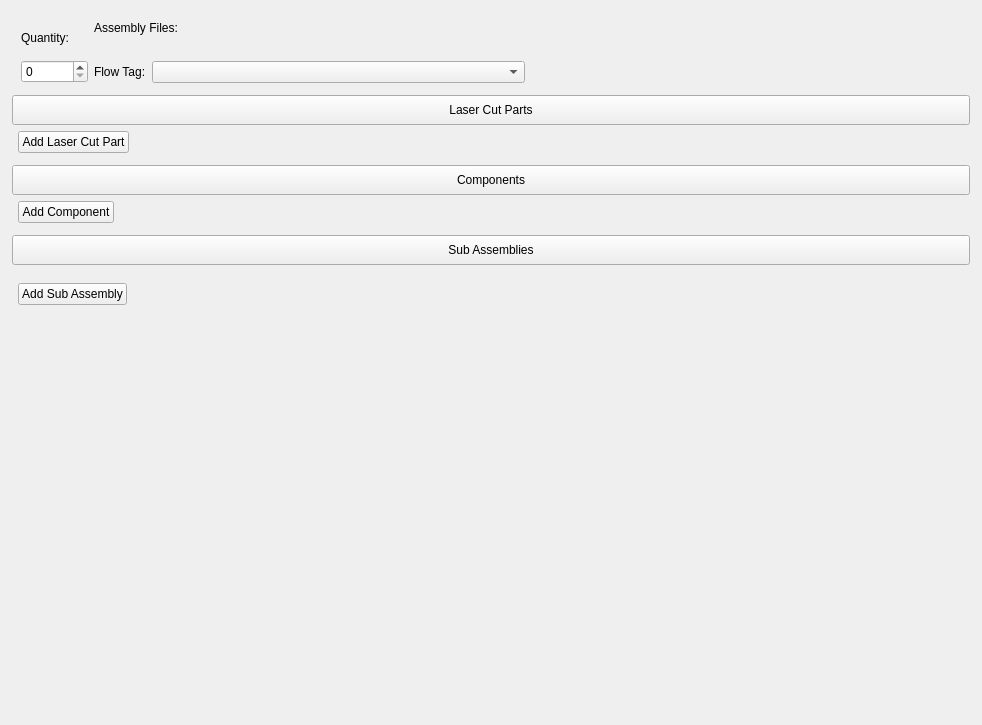
First picture: the form in ui/widgets/assembly_widget.ui, repository TheCodingJsoftware/Invigo, before the edit.
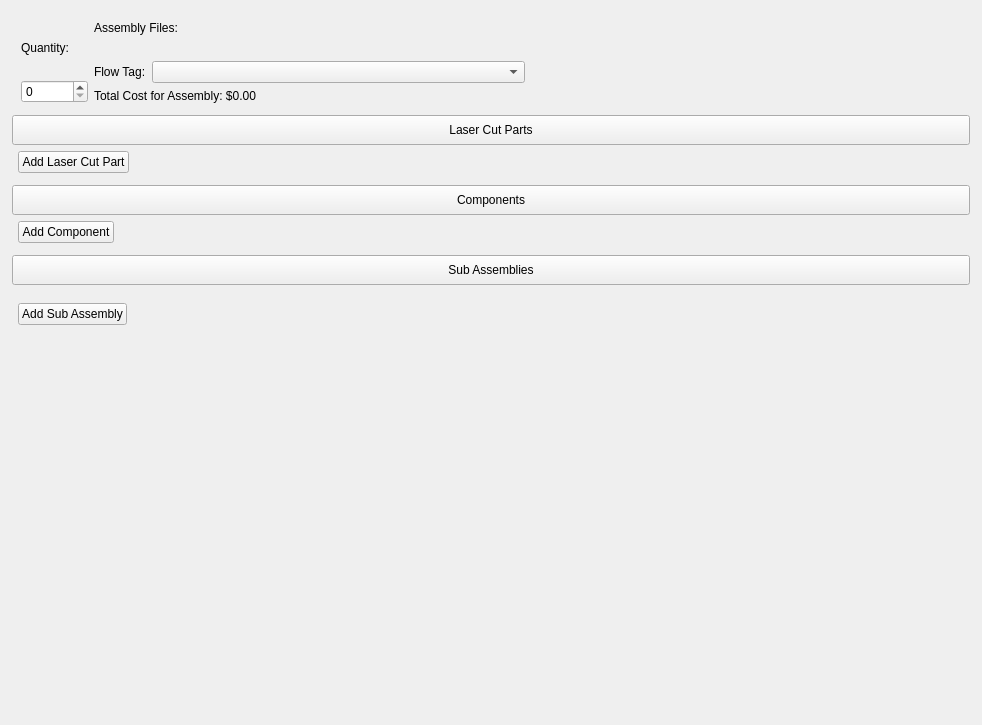
Second picture: the form after the edit.

```diff
--- a/ui/widgets/assembly_widget.ui
+++ b/ui/widgets/assembly_widget.ui
@@ -161,6 +161,19 @@
                </item>
               </layout>
              </item>
+             <item>
+              <widget class="QLabel" name="label_total_cost_for_assembly">
+               <property name="text">
+                <string>Total Cost for Assembly: $0.00</string>
+               </property>
+               <property name="wordWrap">
+                <bool>true</bool>
+               </property>
+               <property name="textInteractionFlags">
+                <set>Qt::TextInteractionFlag::LinksAccessibleByMouse|Qt::TextInteractionFlag::TextSelectableByMouse</set>
+               </property>
+              </widget>
+             </item>
             </layout>
            </item>
            <item>
```
